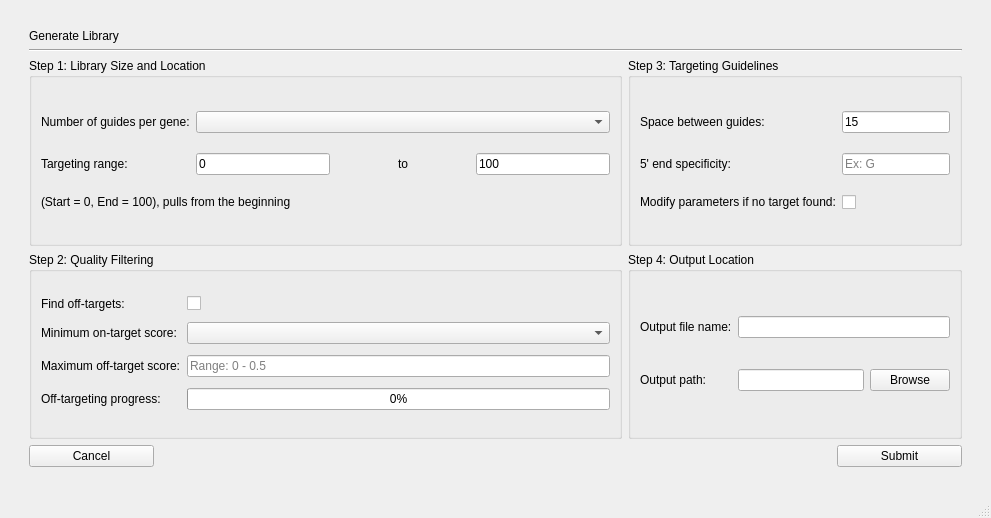
Above: src/ui/generate_library.ui from TrinhLab/CASPERapp before the change. Below: the same form after it.
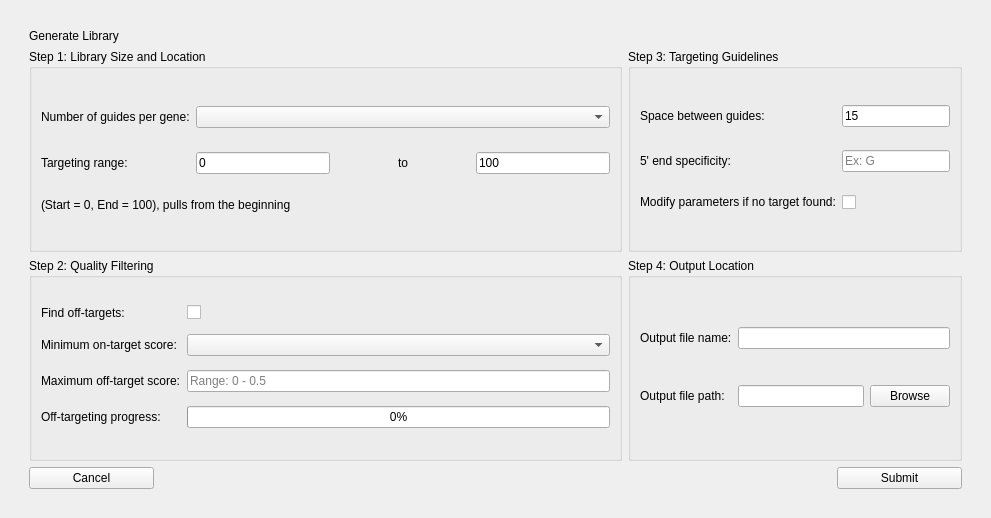
That is the form after the change.

Diff of the .ui file:
```diff
--- a/src/ui/generate_library.ui
+++ b/src/ui/generate_library.ui
@@ -16,12 +16,12 @@
   <widget class="QWidget" name="centralwidget">
    <layout class="QGridLayout" name="gridLayout_2">
     <item row="1" column="1">
-     <layout class="QGridLayout" name="gridLayout" rowstretch="1,0,0,0,0" columnstretch="1,0">
+     <layout class="QGridLayout" name="gridLayout" rowstretch="1,0,0,0" columnstretch="1,0">
       <property name="sizeConstraint">
        <enum>QLayout::SetDefaultConstraint</enum>
       </property>
-      <item row="4" column="1" alignment="Qt::AlignRight">
-       <widget class="QPushButton" name="submit_button">
+      <item row="3" column="1" alignment="Qt::AlignRight">
+       <widget class="QPushButton" name="pbtnSubmit">
         <property name="sizePolicy">
          <sizepolicy hsizetype="Minimum" vsizetype="Fixed">
           <horstretch>0</horstretch>
@@ -39,8 +39,8 @@
         </property>
        </widget>
       </item>
-      <item row="3" column="1">
-       <widget class="QGroupBox" name="Step4">
+      <item row="2" column="1">
+       <widget class="QGroupBox" name="grpOutputLocation">
         <property name="sizePolicy">
          <sizepolicy hsizetype="Preferred" vsizetype="Preferred">
           <horstretch>0</horstretch>
@@ -95,7 +95,7 @@
             <string>&lt;html&gt;&lt;head/&gt;&lt;body&gt;&lt;p&gt;&lt;span style=&quot; font-size:12pt;&quot;&gt;This is the directory that CASPER will write the library CSV to.&lt;/span&gt;&lt;/p&gt;&lt;/body&gt;&lt;/html&gt;</string>
            </property>
            <property name="text">
-            <string>Output path:</string>
+            <string>Output file path:</string>
            </property>
           </widget>
          </item>
@@ -154,8 +154,8 @@
         </layout>
        </widget>
       </item>
-      <item row="4" column="0" alignment="Qt::AlignLeft">
-       <widget class="QPushButton" name="cancel_button">
+      <item row="3" column="0" alignment="Qt::AlignLeft">
+       <widget class="QPushButton" name="pbtnCancel">
         <property name="sizePolicy">
          <sizepolicy hsizetype="Minimum" vsizetype="Fixed">
           <horstretch>0</horstretch>
@@ -176,21 +176,8 @@
         </property>
        </widget>
       </item>
-      <item row="1" column="0" colspan="2">
-       <widget class="Line" name="line">
-        <property name="sizePolicy">
-         <sizepolicy hsizetype="Minimum" vsizetype="Fixed">
-          <horstretch>0</horstretch>
-          <verstretch>0</verstretch>
-         </sizepolicy>
-        </property>
-        <property name="orientation">
-         <enum>Qt::Horizontal</enum>
-        </property>
-       </widget>
-      </item>
-      <item row="2" column="1">
-       <widget class="QGroupBox" name="Step3">
+      <item row="1" column="1">
+       <widget class="QGroupBox" name="grpTargetingGuidelines">
         <property name="sizePolicy">
          <sizepolicy hsizetype="Preferred" vsizetype="Preferred">
           <horstretch>0</horstretch>
@@ -339,8 +326,8 @@
         </property>
        </widget>
       </item>
-      <item row="3" column="0">
-       <widget class="QGroupBox" name="Step2">
+      <item row="2" column="0">
+       <widget class="QGroupBox" name="grpQualityFiltering">
         <property name="sizePolicy">
          <sizepolicy hsizetype="Preferred" vsizetype="Preferred">
           <horstretch>0</horstretch>
@@ -496,8 +483,8 @@
         </layout>
        </widget>
       </item>
-      <item row="2" column="0">
-       <widget class="QGroupBox" name="Step1">
+      <item row="1" column="0">
+       <widget class="QGroupBox" name="grpLibrarySizeAndLocation">
         <property name="sizePolicy">
          <sizepolicy hsizetype="Preferred" vsizetype="Preferred">
           <horstretch>0</horstretch>
@@ -708,7 +695,6 @@
     </item>
    </layout>
   </widget>
-  <widget class="QStatusBar" name="statusbar"/>
  </widget>
  <tabstops>
   <tabstop>numGenescomboBox</tabstop>
```
Left out of the diff: 82 changed lines with no effect on the pictures.
